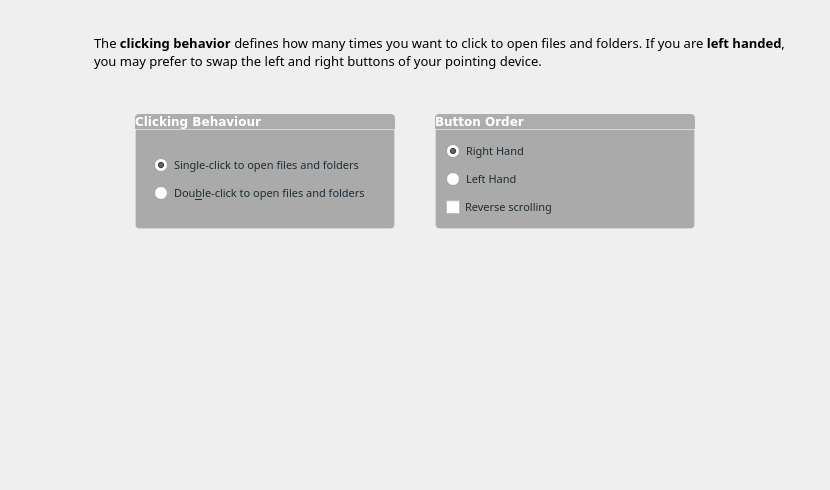
Above: ui/ui_scrMouse.ui from rshipp/kapudan before the change. Below: the same form after it.
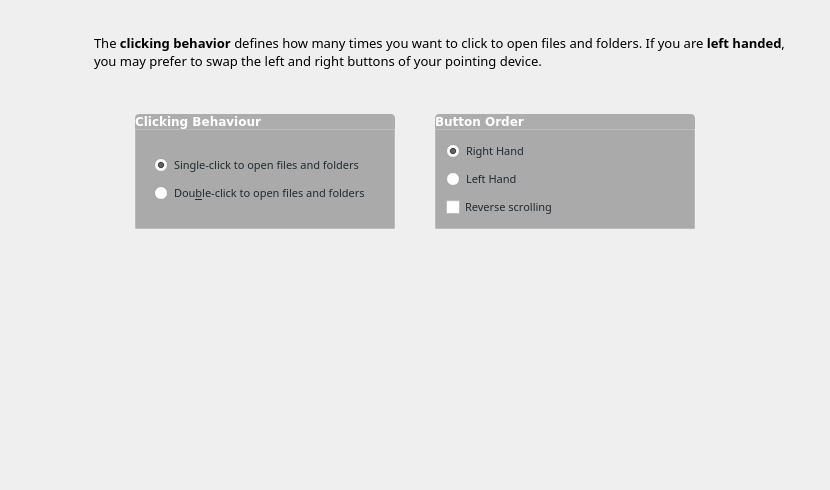
That is the form after the change. Icons and pictures are not drawn.

Commit message: Flat corners on bottom of groupboxes.

Patch:
```diff
--- a/ui/ui_scrMouse.ui
+++ b/ui/ui_scrMouse.ui
@@ -17,8 +17,6 @@
    <string notr="true">QGroupBox {
 	background-color: rgb(170, 170, 170);
 	border: 1px solid rgba(255,255,255,50);
-	border-bottom-left-radius: 4px;
-	border-bottom-right-radius: 4px;
 }
 
 
```
The commit also changes 9 other files.
